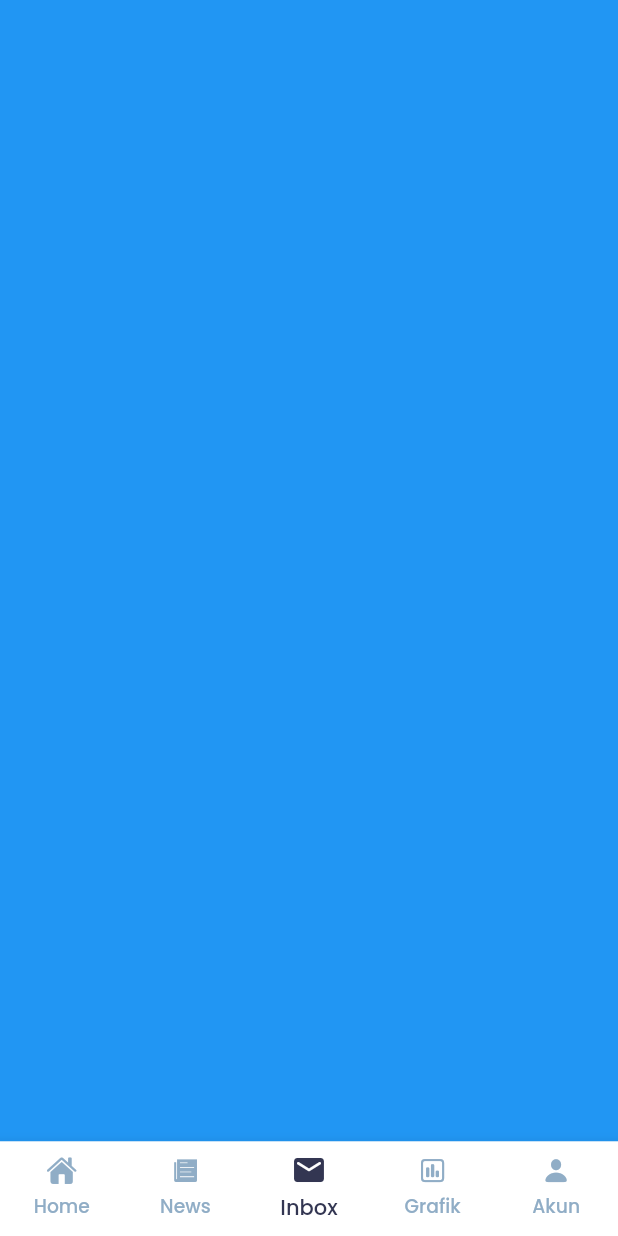
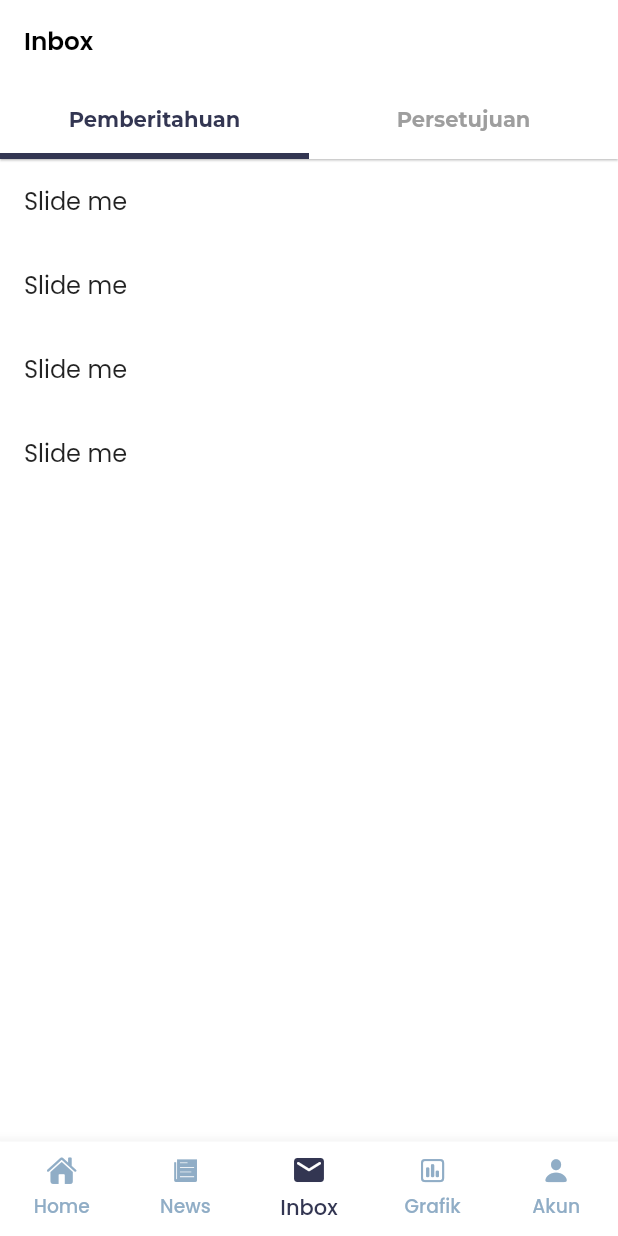
Before and after one commit to riyanurdiansyah/app_hris, a Flutter app: the screen it shows after launch, on a phone screen of 412 x 824 dp. Run offline on Flutter 3.47's test engine with Material 2 defaults, Android fonts, the phone set to English and light mode, and no system bars; drawn by our look-alikes of flutter_slidable; our stand-ins replace dartz, dio, easy_localization, equatable, fl_chart, flutter_bloc and 6 more.

Commit message:
update ui news

```diff
--- a/lib/src/presentation/pages/grafik_page.dart
+++ b/lib/src/presentation/pages/grafik_page.dart
@@ -118,7 +118,7 @@ class GrafikPage extends StatelessWidget {
                                 ),
                                 SizedBox(
                                   height: size.height < 825
-                                      ? size.height / 3.2
+                                      ? size.height / 3
                                       : size.height / 2.6,
                                   width: double.infinity,
                                   child: const TabBarView(
--- a/lib/src/presentation/pages/home_page.dart
+++ b/lib/src/presentation/pages/home_page.dart
@@ -112,7 +112,6 @@ class HomePage extends StatelessWidget {
                 ),
                 Container(
                   width: double.infinity,
-                  height: 100,
                   decoration: BoxDecoration(
                     borderRadius: BorderRadius.circular(6),
                     color: Colors.grey.shade200,
@@ -122,6 +121,7 @@ class HomePage extends StatelessWidget {
                       Expanded(
                         flex: 2,
                         child: Container(
+                          padding: const EdgeInsets.symmetric(vertical: 6),
                           margin: const EdgeInsets.symmetric(
                               vertical: 10, horizontal: 8),
                           decoration: BoxDecoration(
@@ -138,9 +138,6 @@ class HomePage extends StatelessWidget {
                                   color: Colors.white,
                                   fontWeight: FontWeight.w600,
                                 ),
-                              ),
-                              const SizedBox(
-                                height: 6,
                               ),
                               Text(
                                 "SAB",
--- /dev/null
+++ b/lib/src/presentation/pages/inbox_page.dart
@@ -0,0 +1,58 @@
+import 'package:app_hris/src/presentation/pages/widgets/inbox_notif.dart';
+import 'package:flutter/material.dart';
+import 'package:google_fonts/google_fonts.dart';
+
+import '../../../utils/app_color.dart';
+
+class InboxPage extends StatelessWidget {
+  const InboxPage({super.key});
+
+  @override
+  Widget build(BuildContext context) {
+    final size = MediaQuery.of(context).size;
+    return DefaultTabController(
+      length: 2,
+      child: Scaffold(
+        backgroundColor: Colors.white,
+        appBar: AppBar(
+          backgroundColor: Colors.white,
+          elevation: 0.6,
+          automaticallyImplyLeading: false,
+          title: Text(
+            "Inbox",
+            style: GoogleFonts.poppins(
+              fontSize: 16.5,
+              color: Colors.black,
+              fontWeight: FontWeight.w600,
+            ),
+          ),
+          bottom: TabBar(
+            indicatorWeight: 4,
+            indicatorColor: colorPrimaryDark,
+            unselectedLabelColor: Colors.grey.shade500,
+            labelColor: colorPrimaryDark,
+            labelStyle: GoogleFonts.montserrat(
+              fontWeight: FontWeight.bold,
+            ),
+            tabs: const [
+              Tab(
+                text: "Pemberitahuan",
+              ),
+              Tab(
+                text: "Persetujuan",
+              ),
+            ],
+          ),
+        ),
+        body: TabBarView(
+          children: [
+            const InboxNotif(),
+            Container(
+              color: Colors.amber,
+            ),
+          ],
+        ),
+      ),
+    );
+  }
+}
--- a/lib/src/presentation/pages/main_page.dart
+++ b/lib/src/presentation/pages/main_page.dart
@@ -2,6 +2,7 @@ import 'package:app_hris/src/presentation/cubit/navbar/navbar_cubit.dart';
 import 'package:app_hris/src/presentation/pages/akun_page.dart';
 import 'package:app_hris/src/presentation/pages/grafik_page.dart';
 import 'package:app_hris/src/presentation/pages/home_page.dart';
+import 'package:app_hris/src/presentation/pages/inbox_page.dart';
 import 'package:app_hris/src/presentation/pages/news_page.dart';
 import 'package:app_hris/utils/app_color.dart';
 import 'package:flutter/cupertino.dart';
@@ -21,14 +22,12 @@ class MainPage extends StatelessWidget {
         body: BlocBuilder<NavbarCubit, NavbarState>(
           builder: (context, state) => IndexedStack(
             index: state.index,
-            children: [
-              const HomePage(),
-              const NewsPage(),
-              Container(
-                color: Colors.blue,
-              ),
-              const GrafikPage(),
-              const AkunPage(),
+            children: const [
+              HomePage(),
+              NewsPage(),
+              InboxPage(),
+              GrafikPage(),
+              AkunPage(),
             ],
           ),
         ),
--- a/lib/src/presentation/pages/widgets/grafik_all_time.dart
+++ b/lib/src/presentation/pages/widgets/grafik_all_time.dart
@@ -109,10 +109,11 @@ class GrafikAllTime extends StatelessWidget {
 
   @override
   Widget build(BuildContext context) {
+    final size = MediaQuery.of(context).size;
     return Column(
       children: [
         AspectRatio(
-          aspectRatio: 1.6,
+          aspectRatio: size.height > 650 ? 2 : 1.6,
           child: BarChart(
             BarChartData(
               barTouchData: barTouchData,
--- a/lib/src/presentation/pages/widgets/grafik_monthly.dart
+++ b/lib/src/presentation/pages/widgets/grafik_monthly.dart
@@ -58,10 +58,11 @@ class GrafikMonthly extends StatelessWidget {
       );
   @override
   Widget build(BuildContext context) {
+    final size = MediaQuery.of(context).size;
     return Column(
       children: [
         AspectRatio(
-          aspectRatio: 1.6,
+          aspectRatio: size.height > 650 ? 2 : 1.6,
           child: BarChart(
             BarChartData(
               barTouchData: barTouchData,
--- a/lib/src/presentation/pages/widgets/grafik_weekly.dart
+++ b/lib/src/presentation/pages/widgets/grafik_weekly.dart
@@ -109,10 +109,11 @@ class GrafikWeekly extends StatelessWidget {
 
   @override
   Widget build(BuildContext context) {
+    final size = MediaQuery.of(context).size;
     return Column(
       children: [
         AspectRatio(
-          aspectRatio: 1.6,
+          aspectRatio: size.height > 650 ? 2 : 1.6,
           child: BarChart(
             BarChartData(
               barTouchData: barTouchData,
--- /dev/null
+++ b/lib/src/presentation/pages/widgets/inbox_notif.dart
@@ -0,0 +1,33 @@
+import 'package:app_hris/utils/app_constanta_list.dart';
+import 'package:flutter/material.dart';
+import 'package:flutter_slidable/flutter_slidable.dart';
+
+class InboxNotif extends StatelessWidget {
+  const InboxNotif({super.key});
+
+  @override
+  Widget build(BuildContext context) {
+    return ListView(
+      children: List.generate(
+        listInbox.length,
+        (index) => Slidable(
+          endActionPane: ActionPane(
+            motion: const BehindMotion(),
+            children: [
+              SlidableAction(
+                flex: 20,
+                onPressed: (_) {},
+                backgroundColor: Colors.red,
+                foregroundColor: Colors.white,
+                icon: Icons.delete_rounded,
+                autoClose: true,
+                label: 'Delete',
+              ),
+            ],
+          ),
+          child: const ListTile(title: Text('Slide me')),
+        ),
+      ),
+    );
+  }
+}
--- a/lib/utils/app_constanta.dart
+++ b/lib/utils/app_constanta.dart
@@ -1,5 +1,5 @@
 const String exampleImage =
-    "https://firebasestorage.googleapis.com/v0/b/arkademi-flutter-v201.appspot.com/o/BannerV2%2Fbanner1mobile.jpg?alt=media&token=a74f5fc1-4067-4c92-89a5-74e89bc9a9ce";
+    "https://firebasestorage.googleapis.com/v0/b/arkademi-flutter-v201.appspot.com/o/BannerV2%2Fbannermobile.jpg?alt=media&token=a74f5fc1-4067-4c92-89a5-74e89bc9a9ce";
 
 const String loremIpsum =
     "Lorem Ipsum is simply dummy text of the printing and typesetting industry. Lorem Ipsum has been the industry's standard dummy text ever since the 1500s, when an unknown printer took a galley of type and scrambled it to make a type specimen book. It has survived not only five centuries, but also the leap into electronic typesetting, remaining essentially unchanged. It was popularised in the 1960s with the release of Letraset sheets containing Lorem Ipsum passages, and more recently with desktop publishing software like Aldus PageMaker including versions of Lorem Ipsum.";
--- /dev/null
+++ b/lib/utils/app_constanta_list.dart
@@ -0,0 +1,73 @@
+import 'package:app_hris/src/domain/entities/notif_inbox_content_entity.dart';
+import 'package:app_hris/src/domain/entities/notif_inbox_entity.dart';
+import 'package:app_hris/utils/app_constanta.dart';
+
+List<NotifInboxEntity> listInbox = [
+  NotifInboxEntity(
+    type: "delegation",
+    senderName: "Eduardus Nico",
+    senderImage: exampleImage,
+    receiverId: 0,
+    createdAt:
+        DateTime.now().subtract(const Duration(hours: 50)).toIso8601String(),
+    content: NotifInboxContentDelegatedEntity(
+      title: "Eduardus has delegated his/her approval access to you.",
+      typeName: "Delegation",
+      content: "Handle all request from Product",
+      startDate:
+          DateTime.now().subtract(const Duration(hours: 48)).toIso8601String(),
+      endDate: DateTime.now().toIso8601String(),
+    ),
+  ),
+  NotifInboxEntity(
+    type: "attendace",
+    senderName: "Eduardus Nico",
+    senderImage: exampleImage,
+    receiverId: 0,
+    createdAt:
+        DateTime.now().subtract(const Duration(hours: 24)).toIso8601String(),
+    content: NotifInboxContentRequestAttendanceEntity(
+      title: "Your request attendance",
+      typeName: "request attendance",
+      clockIn:
+          DateTime.now().subtract(const Duration(hours: 24)).toIso8601String(),
+      clockOut: "",
+      description: loremIpsum,
+    ),
+  ),
+  NotifInboxEntity(
+    type: "attendace",
+    senderName: "Eduardus Nico",
+    senderImage: exampleImage,
+    receiverId: 0,
+    createdAt:
+        DateTime.now().subtract(const Duration(hours: 24)).toIso8601String(),
+    content: NotifInboxContentOvertimeEntity(
+      title: "Your request overtime has been approved",
+      typeName: "Request Overtime",
+      hoursBeforeShift: 0,
+      hoursAfterShift: 3,
+      minutesBeforeShift: 0,
+      minutesAfterShift: 30,
+      reason: "Migrasi Prakerja V2",
+      compensation: "Paid Overtime",
+    ),
+  ),
+  NotifInboxEntity(
+    type: "timeoff",
+    senderName: "Eduardus Nico",
+    senderImage: exampleImage,
+    receiverId: 0,
+    createdAt:
+        DateTime.now().subtract(const Duration(hours: 24)).toIso8601String(),
+    content: NotifInboxContentRequestTimeOffEntity(
+      title: "Request time off has been approveed",
+      typeName: "Request Time Off",
+      reason: "Kurang Enak Badan",
+      startDate:
+          DateTime.now().subtract(const Duration(days: 2)).toIso8601String(),
+      endDate: DateTime.now().toIso8601String(),
+      file: "",
+    ),
+  ),
+];
--- a/pubspec.yaml
+++ b/pubspec.yaml
@@ -29,6 +29,7 @@ environment:
 # the latest version available on pub.dev. To see which dependencies have newer
 # versions available, run `flutter pub outdated`.
 dependencies:
+  cached_network_image: ^3.2.3
   cupertino_icons: ^1.0.2
   dartz: ^0.10.1
   dio: ^4.0.6
@@ -38,6 +39,7 @@ dependencies:
   flutter:
     sdk: flutter
   flutter_bloc: ^8.1.1
+  flutter_slidable: ^2.0.0
   fluttertoast: ^8.1.1
   font_awesome_flutter: ^10.3.0
   get_it: ^7.2.0
```
Also changed, not shown: lib/src/domain/entities/notif_inbox_content_entity.dart (added, +71 -0 lines), lib/src/domain/entities/notif_inbox_entity.dart (added, +17 -0 lines), lib/src/presentation/pages/akun_page.dart (+25 -8 lines), lib/src/presentation/pages/news_page.dart (+20 -2 lines), pubspec.lock, 1 other file.
